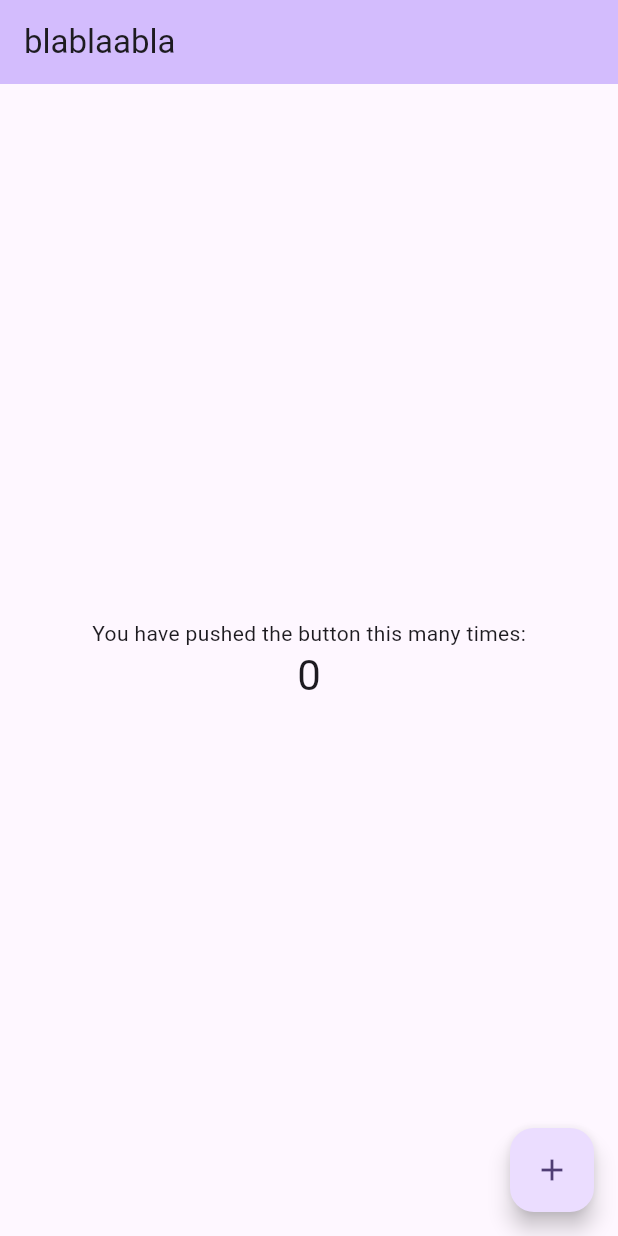
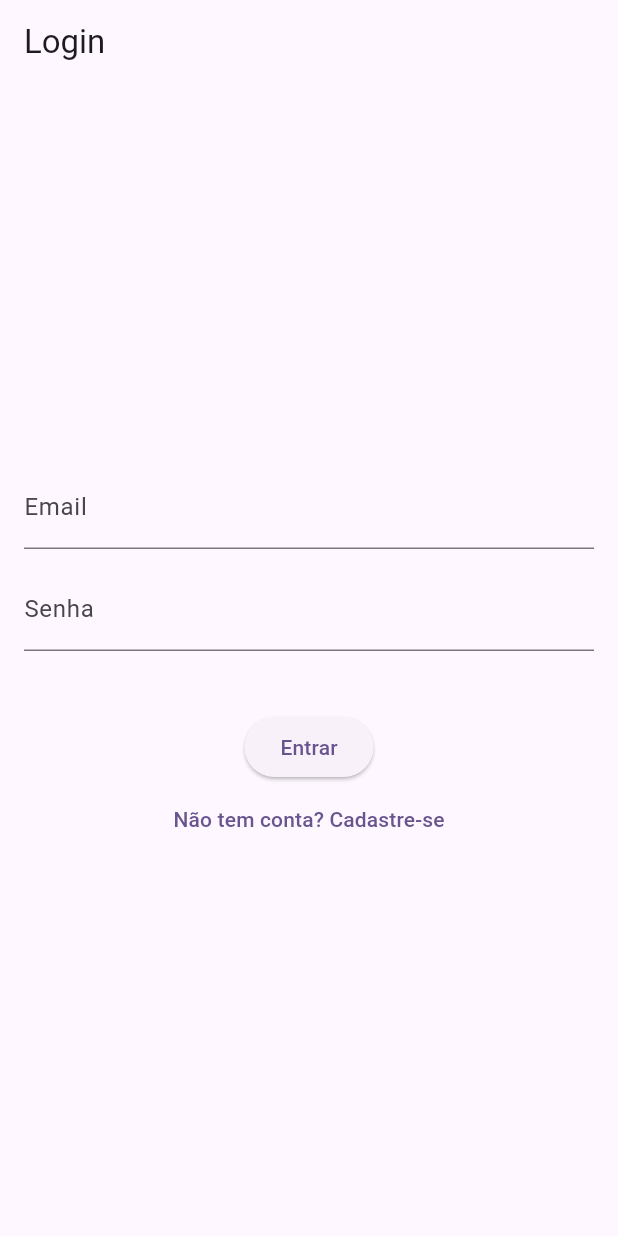
Before and after one commit to EduGuercheski/balatro-companion, a Flutter app: the screen it shows after launch, on a phone screen of 412 x 824 dp. Run offline on Flutter 3.47's test engine with Material 3 defaults, Android fonts, the phone set to English and light mode, and no system bars; our stand-ins replace firebase_auth, firebase_core; accounts and stored records are empty.

Commit message:
firebase

```diff
--- a/lib/main.dart
+++ b/lib/main.dart
@@ -1,122 +1,28 @@
 import 'package:flutter/material.dart';
+import 'package:firebase_core/firebase_core.dart';
+import 'firebase_options.dart';
+import 'pages/login_page.dart';
 
-void main() {
+void main() async {
+  WidgetsFlutterBinding.ensureInitialized();
+  await Firebase.initializeApp(
+    options: DefaultFirebaseOptions.currentPlatform,
+  );
   runApp(const MyApp());
 }
 
 class MyApp extends StatelessWidget {
   const MyApp({super.key});
 
-  // This widget is the root of your application.
   @override
   Widget build(BuildContext context) {
     return MaterialApp(
-      title: 'Flutter Demo',
+      title: 'Login Firebase',
       theme: ThemeData(
-        // This is the theme of your application.
-        //
-        // TRY THIS: Try running your application with "flutter run". You'll see
-        // the application has a purple toolbar. Then, without quitting the app,
-        // try changing the seedColor in the colorScheme below to Colors.green
-        // and then invoke "hot reload" (save your changes or press the "hot
-        // reload" button in a Flutter-supported IDE, or press "r" if you used
-        // the command line to start the app).
-        //
-        // Notice that the counter didn't reset back to zero; the application
-        // state is not lost during the reload. To reset the state, use hot
-        // restart instead.
-        //
-        // This works for code too, not just values: Most code changes can be
-        // tested with just a hot reload.
         colorScheme: ColorScheme.fromSeed(seedColor: Colors.deepPurple),
+        useMaterial3: true,
       ),
-      home: const MyHomePage(title: 'blablaabla'),
+      home: const LoginPage(),
     );
   }
 }
-
-class MyHomePage extends StatefulWidget {
-  const MyHomePage({super.key, required this.title});
-
-  // This widget is the home page of your application. It is stateful, meaning
-  // that it has a State object (defined below) that contains fields that affect
-  // how it looks.
-
-  // This class is the configuration for the state. It holds the values (in this
-  // case the title) provided by the parent (in this case the App widget) and
-  // used by the build method of the State. Fields in a Widget subclass are
-  // always marked "final".
-
-  final String title;
-
-  @override
-  State<MyHomePage> createState() => _MyHomePageState();
-}
-
-class _MyHomePageState extends State<MyHomePage> {
-  int _counter = 0;
-
-  void _incrementCounter() {
-    setState(() {
-      // This call to setState tells the Flutter framework that something has
-      // changed in this State, which causes it to rerun the build method below
-      // so that the display can reflect the updated values. If we changed
-      // _counter without calling setState(), then the build method would not be
-      // called again, and so nothing would appear to happen.
-      _counter++;
-    });
-  }
-
-  @override
-  Widget build(BuildContext context) {
-    // This method is rerun every time setState is called, for instance as done
-    // by the _incrementCounter method above.
-    //
-    // The Flutter framework has been optimized to make rerunning build methods
-    // fast, so that you can just rebuild anything that needs updating rather
-    // than having to individually change instances of widgets.
-    return Scaffold(
-      appBar: AppBar(
-        // TRY THIS: Try changing the color here to a specific color (to
-        // Colors.amber, perhaps?) and trigger a hot reload to see the AppBar
-        // change color while the other colors stay the same.
-        backgroundColor: Theme.of(context).colorScheme.inversePrimary,
-        // Here we take the value from the MyHomePage object that was created by
-        // the App.build method, and use it to set our appbar title.
-        title: Text(widget.title),
-      ),
-      body: Center(
-        // Center is a layout widget. It takes a single child and positions it
-        // in the middle of the parent.
-        child: Column(
-          // Column is also a layout widget. It takes a list of children and
-          // arranges them vertically. By default, it sizes itself to fit its
-          // children horizontally, and tries to be as tall as its parent.
-          //
-          // Column has various properties to control how it sizes itself and
-          // how it positions its children. Here we use mainAxisAlignment to
-          // center the children vertically; the main axis here is the vertical
-          // axis because Columns are vertical (the cross axis would be
-          // horizontal).
-          //
-          // TRY THIS: Invoke "debug painting" (choose the "Toggle Debug Paint"
-          // action in the IDE, or press "p" in the console), to see the
-          // wireframe for each widget.
-          mainAxisAlignment: MainAxisAlignment.center,
-          children: <Widget>[
-            const Text('You have pushed the button this many times:'),
-            Text(
-              '$_counter',
-              style: Theme.of(context).textTheme.headlineMedium,
-            ),
-          ],
-        ),
-      ),
-      floatingActionButton: FloatingActionButton(
-        onPressed: _incrementCounter,
-        tooltip: 'Increment',
-        child: const Icon(Icons.add),
-      ), // This trailing comma makes auto-formatting nicer for build methods.
-    );
-  }
-}
--- /dev/null
+++ b/lib/pages/login_page.dart
@@ -0,0 +1,86 @@
+import 'package:flutter/material.dart';
+import 'package:firebase_auth/firebase_auth.dart';
+import 'home_page.dart';
+import 'register_page.dart';
+
+class LoginPage extends StatefulWidget {
+  const LoginPage({super.key});
+
+  @override
+  State<LoginPage> createState() => _LoginPageState();
+}
+
+class _LoginPageState extends State<LoginPage> {
+  final _emailController = TextEditingController();
+  final _passwordController = TextEditingController();
+  String? _errorMessage;
+  bool _isLoading = false;
+
+  Future<void> _login() async {
+    setState(() {
+      _isLoading = true;
+      _errorMessage = null;
+    });
+
+    try {
+      await FirebaseAuth.instance.signInWithEmailAndPassword(
+        email: _emailController.text.trim(),
+        password: _passwordController.text.trim(),
+      );
+      Navigator.of(context).pushReplacement(
+        MaterialPageRoute(builder: (_) => const HomePage()),
+      );
+    } on FirebaseAuthException catch (e) {
+      setState(() {
+        _errorMessage = e.message;
+      });
+    } finally {
+      setState(() {
+        _isLoading = false;
+      });
+    }
+  }
+
+  @override
+  Widget build(BuildContext context) {
+    return Scaffold(
+      appBar: AppBar(title: const Text("Login")),
+      body: Padding(
+        padding: const EdgeInsets.all(16.0),
+        child: Column(
+          mainAxisAlignment: MainAxisAlignment.center,
+          children: [
+            TextField(
+              controller: _emailController,
+              decoration: const InputDecoration(labelText: "Email"),
+            ),
+            const SizedBox(height: 12),
+            TextField(
+              controller: _passwordController,
+              decoration: const InputDecoration(labelText: "Senha"),
+              obscureText: true,
+            ),
+            const SizedBox(height: 20),
+            if (_errorMessage != null)
+              Text(_errorMessage!, style: const TextStyle(color: Colors.red)),
+            const SizedBox(height: 20),
+            _isLoading
+                ? const CircularProgressIndicator()
+                : ElevatedButton(
+              onPressed: _login,
+              child: const Text("Entrar"),
+            ),
+            TextButton(
+              onPressed: () {
+                Navigator.of(context).push(
+                  MaterialPageRoute(builder: (_) => const RegisterPage()),
+                );
+              },
+              child: const Text("Não tem conta? Cadastre-se"),
+            ),
+          ],
+        ),
+      ),
+    );
+  }
+}
--- a/pubspec.yaml
+++ b/pubspec.yaml
@@ -34,6 +34,8 @@ dependencies:
   # The following adds the Cupertino Icons font to your application.
   # Use with the CupertinoIcons class for iOS style icons.
   cupertino_icons: ^1.0.8
+  firebase_core: ^3.13.0
+  firebase_auth: ^5.5.3
 
 dev_dependencies:
   flutter_test:
```
Also changed, not shown: lib/pages/home_page.dart (added, +33 -0 lines), lib/pages/register_page.dart (added, +83 -0 lines), firebase.json (added), lib/firebase_options.dart (added), pubspec.lock, 3 other files.
